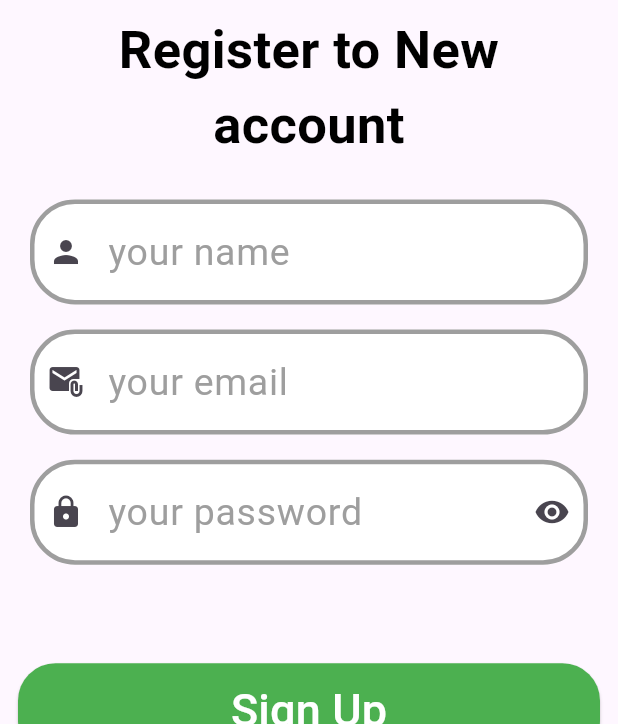
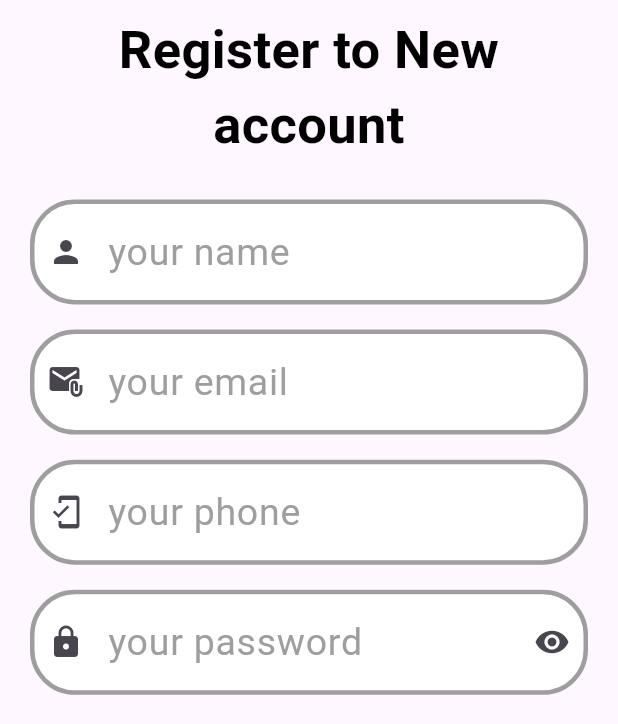
Before and after one commit to nada-helmy/Chat-app, a Flutter app: the RegisterScreen screen opened by its route, on a phone screen of 412 x 824 dp, the part 512-1236 px from its top. Run offline on Flutter 3.47's test engine with Material 3 defaults, Android fonts, the phone set to English and light mode, and no system bars; our stand-ins replace firebase_core; accounts and stored records are empty.

```diff
--- /dev/null
+++ b/lib/features/auth/presentation/views/widgets/phone_field.dart
@@ -0,0 +1,24 @@
+import 'package:flutter/material.dart';
+import 'package:mini_whats_app/core/shared_widgets/customformfield.dart';
+
+class PhoneField extends StatelessWidget {
+
+TextEditingController phoneController= TextEditingController();
+  @override
+  Widget build(BuildContext context) {
+
+    return Customformfield(
+      Controller: phoneController,
+      validator:(value){
+        if(value == null || value.trim().isEmpty)
+        {return'please enter your number';}
+        if(phoneController.text.length< 11)
+          {return 'the phone number must be 11 numbers';}
+        return null;
+      } ,
+      hint_txt:'enter your phone' ,
+      labeltxt: 'your phone',
+      preIcon:Icon(Icons.mobile_friendly) ,
+    );
+  }
+}
--- a/lib/features/auth/presentation/views/widgets/register_body.dart
+++ b/lib/features/auth/presentation/views/widgets/register_body.dart
@@ -3,6 +3,7 @@ import 'package:mini_whats_app/features/auth/presentation/views/widgets/email_fi
 import 'package:mini_whats_app/features/auth/presentation/views/widgets/login_row.dart';
 import 'package:mini_whats_app/features/auth/presentation/views/widgets/name_field.dart';
 import 'package:mini_whats_app/features/auth/presentation/views/widgets/password_field.dart';
+import 'package:mini_whats_app/features/auth/presentation/views/widgets/phone_field.dart';
 import 'package:mini_whats_app/features/auth/presentation/views/widgets/register_button.dart';
 import 'package:mini_whats_app/features/auth/presentation/views/widgets/register_title.dart';
 import 'package:mini_whats_app/features/auth/presentation/views/widgets/whatsapp_logo.dart';
@@ -39,6 +40,10 @@ class RegisterBody extends StatelessWidget {
             SizedBox(
               height: height*.0009,
             ),
+            PhoneField(),
+            SizedBox(
+              height: height*.0009,
+            ),
             PasswordField(),
             SizedBox(
               height: height*.07,
```
